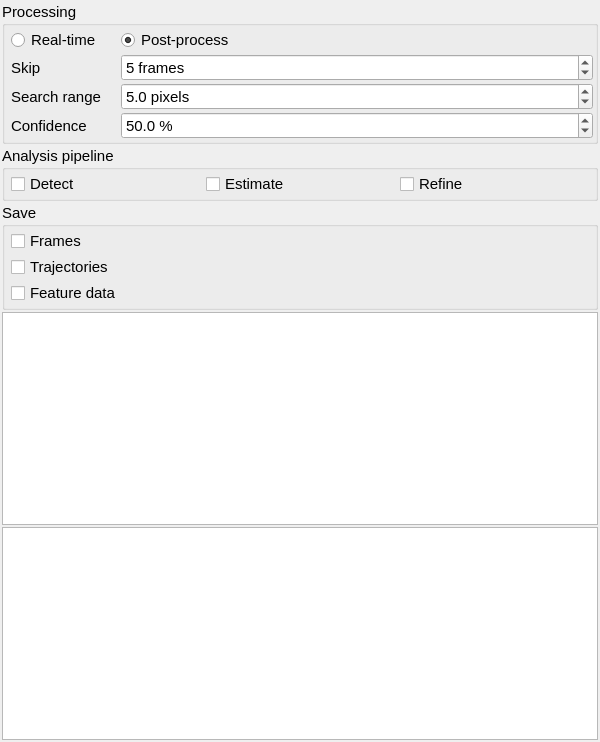
davidgrier/pyfab, file jansenlib/QVision/QVisionWidget.ui: the form before one commit.
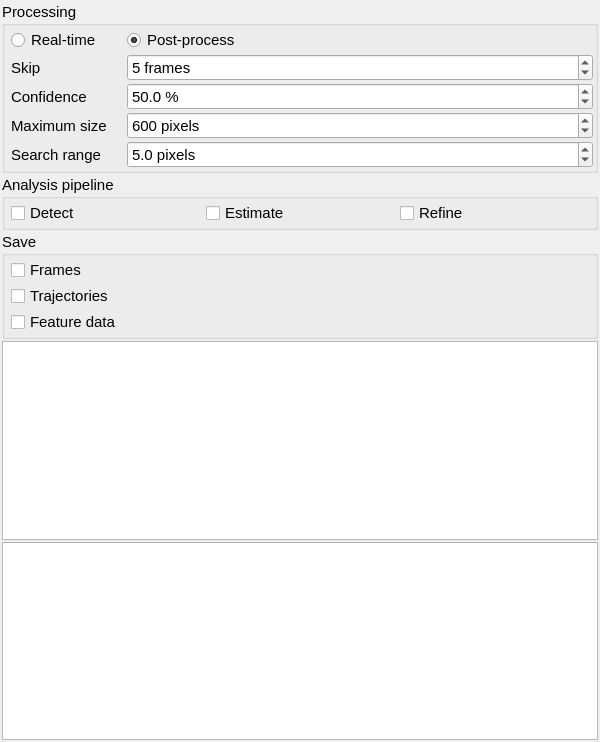
The form after the commit. Custom widgets are drawn as their Qt base class.

```diff
--- a/jansenlib/QVision/QVisionWidget.ui
+++ b/jansenlib/QVision/QVisionWidget.ui
@@ -102,50 +102,6 @@
         </property>
        </widget>
       </item>
-      <item row="3" column="0">
-       <widget class="QLabel" name="label">
-        <property name="sizePolicy">
-         <sizepolicy hsizetype="Preferred" vsizetype="Preferred">
-          <horstretch>0</horstretch>
-          <verstretch>0</verstretch>
-         </sizepolicy>
-        </property>
-        <property name="statusTip">
-         <string>Maximum distance features can move between frames in order to be linked to the same Trajectory</string>
-        </property>
-        <property name="text">
-         <string>Search range</string>
-        </property>
-        <property name="alignment">
-         <set>Qt::AlignLeading|Qt::AlignLeft|Qt::AlignVCenter</set>
-        </property>
-       </widget>
-      </item>
-      <item row="3" column="1">
-       <widget class="QDoubleSpinBox" name="linkTol">
-        <property name="sizePolicy">
-         <sizepolicy hsizetype="Minimum" vsizetype="Fixed">
-          <horstretch>0</horstretch>
-          <verstretch>0</verstretch>
-         </sizepolicy>
-        </property>
-        <property name="statusTip">
-         <string>Maximum distance features can move between frames in order to be linked to the same Trajectory.</string>
-        </property>
-        <property name="prefix">
-         <string/>
-        </property>
-        <property name="suffix">
-         <string> pixels</string>
-        </property>
-        <property name="decimals">
-         <number>1</number>
-        </property>
-        <property name="value">
-         <double>5.000000000000000</double>
-        </property>
-       </widget>
-      </item>
       <item row="1" column="0">
        <widget class="QRadioButton" name="realTime">
         <property name="toolTip">
@@ -203,7 +159,7 @@
          <number>1</number>
         </property>
         <property name="minimum">
-         <double>20.000000000000000</double>
+         <double>5.000000000000000</double>
         </property>
         <property name="maximum">
          <double>100.000000000000000</double>
@@ -213,6 +169,85 @@
         </property>
        </widget>
       </item>
+      <item row="5" column="1">
+       <widget class="QSpinBox" name="maxSize">
+        <property name="statusTip">
+         <string>Maximum edge length that is considered a detection. Useful for real-time processing and eliminating artifacts.</string>
+        </property>
+        <property name="suffix">
+         <string> pixels</string>
+        </property>
+        <property name="minimum">
+         <number>0</number>
+        </property>
+        <property name="maximum">
+         <number>100000</number>
+        </property>
+        <property name="singleStep">
+         <number>5</number>
+        </property>
+        <property name="value">
+         <number>600</number>
+        </property>
+        <property name="displayIntegerBase">
+         <number>10</number>
+        </property>
+       </widget>
+      </item>
+      <item row="5" column="0">
+       <widget class="QLabel" name="label_4">
+        <property name="statusTip">
+         <string>Maximum edge length that is considered a detection. Useful for real-time processing and eliminating artifacts.</string>
+        </property>
+        <property name="text">
+         <string>Maximum size</string>
+        </property>
+       </widget>
+      </item>
+      <item row="6" column="0">
+       <widget class="QLabel" name="label">
+        <property name="sizePolicy">
+         <sizepolicy hsizetype="Preferred" vsizetype="Preferred">
+          <horstretch>0</horstretch>
+          <verstretch>0</verstretch>
+         </sizepolicy>
+        </property>
+        <property name="statusTip">
+         <string>Maximum distance features can move between frames in order to be linked to the same Trajectory</string>
+        </property>
+        <property name="text">
+         <string>Search range</string>
+        </property>
+        <property name="alignment">
+         <set>Qt::AlignLeading|Qt::AlignLeft|Qt::AlignVCenter</set>
+        </property>
+       </widget>
+      </item>
+      <item row="6" column="1">
+       <widget class="QDoubleSpinBox" name="linkTol">
+        <property name="sizePolicy">
+         <sizepolicy hsizetype="Minimum" vsizetype="Fixed">
+          <horstretch>0</horstretch>
+          <verstretch>0</verstretch>
+         </sizepolicy>
+        </property>
+        <property name="statusTip">
+         <string>Maximum distance features can move between frames in order to be linked to the same Trajectory.</string>
+        </property>
+        <property name="prefix">
+         <string/>
+        </property>
+        <property name="suffix">
+         <string> pixels</string>
+        </property>
+        <property name="decimals">
+         <number>1</number>
+        </property>
+        <property name="value">
+         <double>5.000000000000000</double>
+        </property>
+       </widget>
+      </item>
      </layout>
     </widget>
    </item>
```
Left out of the diff: 2 changed lines with no effect on the pictures.
